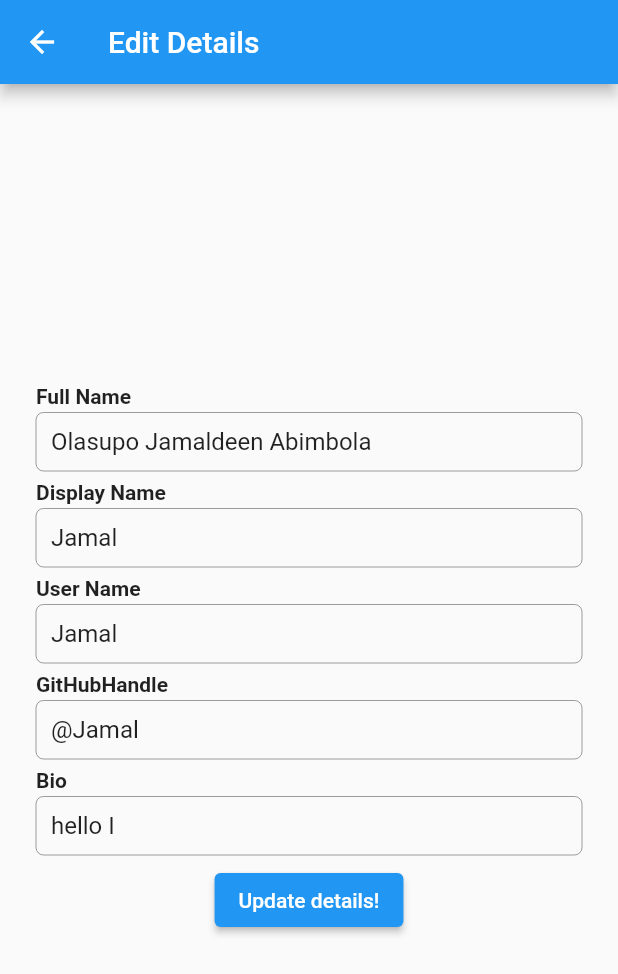
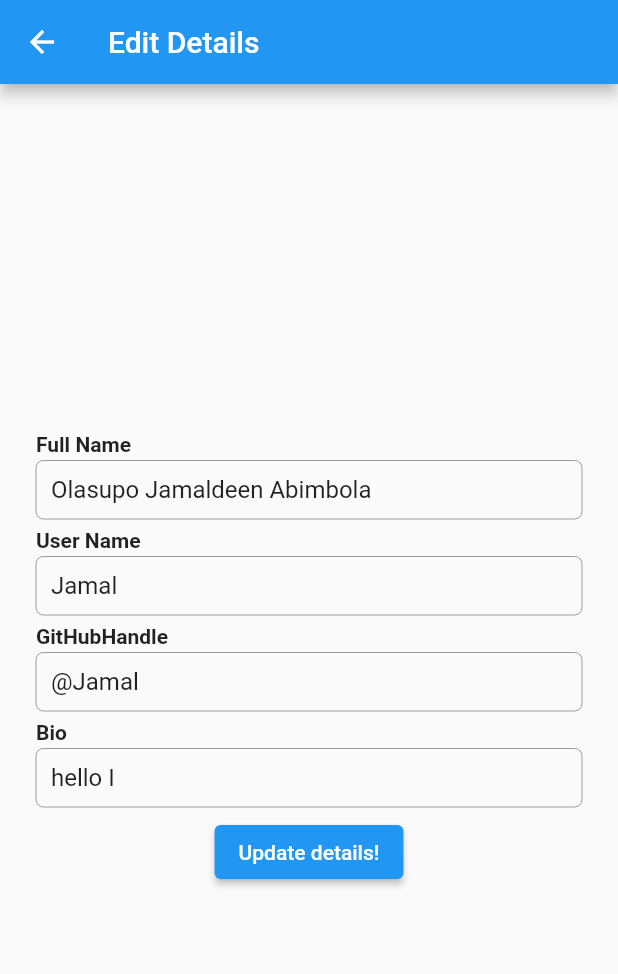
Before and after one commit to jamal-o/HNG, a Flutter app: the screen it shows after launch, after a tap on the "edit" icon, on a phone screen of 412 x 824 dp. Shown: the top 974 px of the screen. Run offline on Flutter 3.47's test engine with Material 2 defaults, Android fonts, the phone set to English and light mode, and no system bars; our stand-ins replace webview_flutter.

Commit message:
minor updates

```diff
--- a/lib/edit_page.dart
+++ b/lib/edit_page.dart
@@ -13,14 +13,13 @@ class EditPage extends StatefulWidget {
 
 class _EditPageState extends State<EditPage> {
   late final TextEditingController fullNameController,
-      displayNameController,
       userNameController,
       bioController,
       gitHubHandleController;
   late SlackDetails slackdetails = widget.slackdetails;
   late SlackDetails updatedSlackDetails;
 
-  String? fullName, displayName, userName, gitHubHandle, bio;
+  String? fullName, userName, gitHubHandle, bio;
   @override
   void initState() {
     // TODO: implement initState
@@ -28,10 +27,6 @@ class _EditPageState extends State<EditPage> {
     super.initState();
     fullNameController = TextEditingController();
     fullNameController.value = TextEditingValue(text: slackdetails.fullName);
-
-    displayNameController = TextEditingController();
-    displayNameController.value =
-        TextEditingValue(text: slackdetails.displayName);
 
     userNameController = TextEditingController();
     userNameController.value = TextEditingValue(text: slackdetails.userName);
@@ -50,7 +45,7 @@ class _EditPageState extends State<EditPage> {
   void dispose() {
     // TODO: implement dispose
     fullNameController.dispose();
-    displayNameController.dispose();
+
     userNameController.dispose();
     bioController.dispose();
 
@@ -93,24 +88,6 @@ class _EditPageState extends State<EditPage> {
                       height: 6,
                     ),
 
-                    // displayNameWidget(),
-                    Text("Display Name", style: labelText),
-                    SizedBox(
-                      height: 3,
-                    ),
-                    TextField(
-                      controller: displayNameController,
-                      decoration: InputDecoration(
-                        isCollapsed: true,
-                        contentPadding: EdgeInsets.all(10),
-                        border: OutlineInputBorder(
-                            borderRadius: BorderRadius.circular(5)),
-                      ),
-                    ),
-
-                    SizedBox(
-                      height: 6,
-                    ),
                     // userNameWidget(),
                     Text("User Name", style: labelText),
                     SizedBox(
@@ -184,7 +161,7 @@ class _EditPageState extends State<EditPage> {
       child: ElevatedButton(
         onPressed: () {
           fullName = fullNameController.text;
-          displayName = displayNameController.text;
+
           bio = bioController.text;
           userName = userNameController.text;
           gitHubHandle = gitHubHandleController.text;
@@ -195,7 +172,6 @@ class _EditPageState extends State<EditPage> {
           updatedSlackDetails = SlackDetails(
               fullName: fullName ?? '',
               bio: bio ?? '',
-              displayName: displayName ?? '',
               userName: userName ?? '',
               gitHubHandle: gitHubHandle ?? '');
 
```
